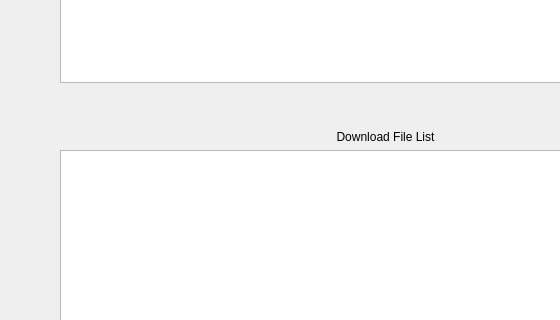
Before: the Qt Designer form client/transferlistdialog.ui in DiDi-FanFan-JianJian/Jian-NetDisk, drawn with Qt 5; both pictures show x 0 to 560 and y 169 to 489 of the 879 by 616 pixel window.
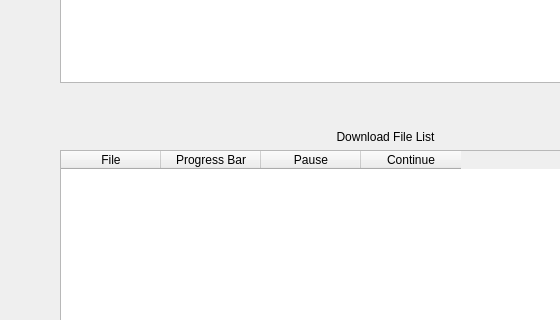
After: the same form once the commit is applied.

Patch:
```diff
--- a/client/transferlistdialog.ui
+++ b/client/transferlistdialog.ui
@@ -81,7 +81,28 @@
      </widget>
     </item>
     <item>
-     <widget class="QTableWidget" name="tableWidget_2"/>
+     <widget class="QTableWidget" name="download_file_list">
+      <column>
+       <property name="text">
+        <string>File</string>
+       </property>
+      </column>
+      <column>
+       <property name="text">
+        <string>Progress Bar</string>
+       </property>
+      </column>
+      <column>
+       <property name="text">
+        <string>Pause</string>
+       </property>
+      </column>
+      <column>
+       <property name="text">
+        <string>Continue</string>
+       </property>
+      </column>
+     </widget>
     </item>
    </layout>
   </widget>
```
Left out of the diff: 2 changed lines with no effect on the pictures.
